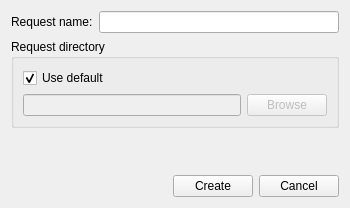
Qt form ui_files/ui_new_request.ui (JYU-IBA/potku) before a commit.
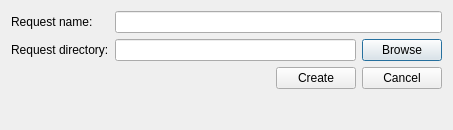
The same form after that commit.

Commit message: Fixed default request directory

Diff of the .ui file:
```diff
--- a/ui_files/ui_new_request.ui
+++ b/ui_files/ui_new_request.ui
@@ -6,46 +6,49 @@
    <rect>
     <x>0</x>
     <y>0</y>
-    <width>350</width>
-    <height>208</height>
+    <width>453</width>
+    <height>130</height>
    </rect>
   </property>
+  <property name="minimumSize">
+   <size>
+    <width>453</width>
+    <height>0</height>
+   </size>
+  </property>
   <property name="windowTitle">
    <string>Create a new request</string>
   </property>
   <layout class="QGridLayout" name="gridLayout">
    <item row="0" column="0">
-    <layout class="QVBoxLayout" name="verticalLayout">
-     <item>
-      <layout class="QHBoxLayout" name="horizontalLayout_2">
-       <item>
+    <layout class="QFormLayout" name="formLayout">
+     <item row="0" column="0">
         <widget class="QLabel" name="label">
          <property name="text">
           <string>Request name:</string>
          </property>
         </widget>
        </item>
-       <item>
+     <item row="0" column="1">
         <widget class="QLineEdit" name="requestNameLineEdit">
          <property name="toolTip">
           <string>Name of the request.</string>
          </property>
         </widget>
        </item>
-      </layout>
-     </item>
-     <item>
-      <widget class="QGroupBox" name="groupBox">
-       <property name="title">
-        <string>Request directory</string>
+     <item row="1" column="0">
+      <widget class="QLabel" name="label_2">
+       <property name="text">
+        <string>Request directory:</string>
        </property>
-       <layout class="QGridLayout" name="gridLayout_2">
-        <item row="2" column="0">
+      </widget>
+     </item>
+     <item row="1" column="1">
          <layout class="QHBoxLayout" name="horizontalLayout_3">
           <item>
            <widget class="QLineEdit" name="requestDirectoryLineEdit">
             <property name="enabled">
-             <bool>false</bool>
+          <bool>true</bool>
             </property>
             <property name="toolTip">
              <string>The request will be saved to this directory.</string>
@@ -55,7 +58,7 @@
           <item>
            <widget class="QPushButton" name="browseFolderButton">
             <property name="enabled">
-             <bool>false</bool>
+          <bool>true</bool>
             </property>
             <property name="toolTip">
              <string>Choose location where the request is saved to.</string>
@@ -67,25 +70,9 @@
           </item>
          </layout>
         </item>
-        <item row="0" column="0">
-         <widget class="QCheckBox" name="useDefaultCheckBox">
-          <property name="toolTip">
-           <string>Use the default directory for the request.</string>
-          </property>
-          <property name="text">
-           <string>Use default</string>
-          </property>
-          <property name="checked">
-           <bool>true</bool>
-          </property>
-         </widget>
-        </item>
-       </layout>
-      </widget>
-     </item>
-    </layout>
-   </item>
-   <item row="2" column="0">
+    </layout>
+   </item>
+   <item row="1" column="0">
     <layout class="QHBoxLayout" name="horizontalLayout">
      <item>
       <spacer name="horizontalSpacer">
@@ -116,7 +103,7 @@
      </item>
     </layout>
    </item>
-   <item row="1" column="0">
+   <item row="2" column="0">
     <spacer name="verticalSpacer">
      <property name="orientation">
       <enum>Qt::Vertical</enum>
```
Left out of the diff: 37 changed lines with no effect on the pictures. Lines whose indentation alone changed are shown as unchanged. The commit also changes 5 other files.
